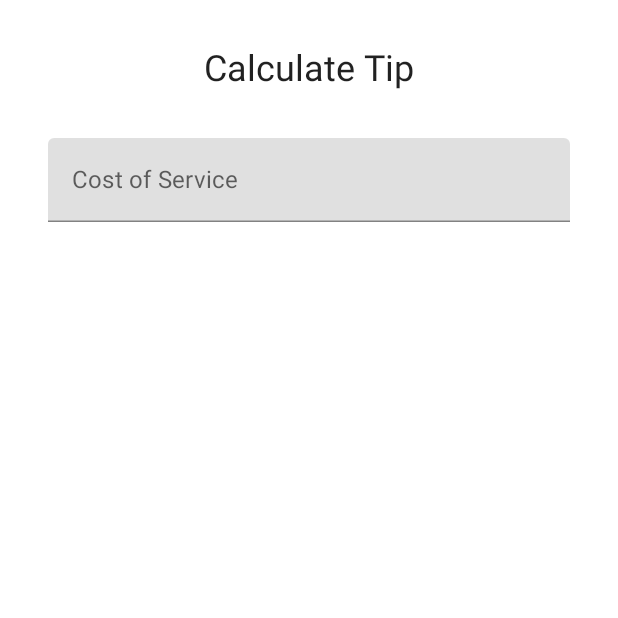
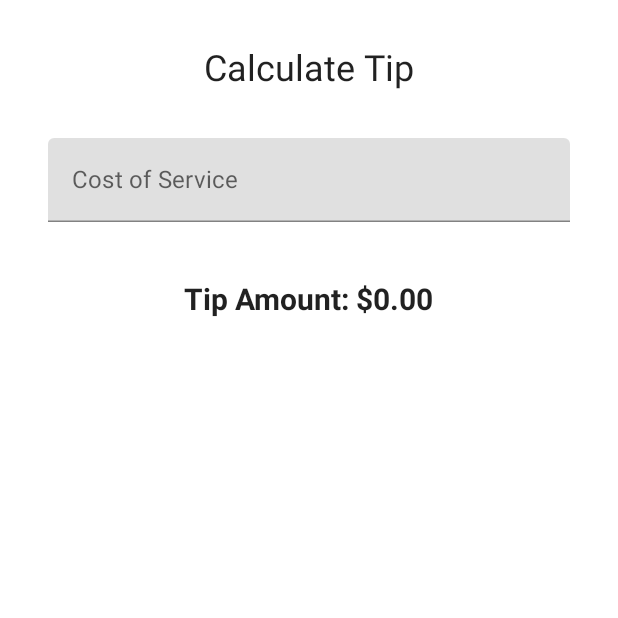
Before and after one commit to predatorkind/Tip_Calculator, an Android app built with Jetpack Compose: the screen it shows after launch (MainActivity), on a phone screen of 412 x 824 dp, the top half of it. Run offline under Robolectric (Android 15) with nearby library versions, the phone set to English and light mode, and no system bars.

Commit message:
Tip amount is now shown in an additional text view

```diff
--- a/app/src/main/java/net/vertexgraphics/tipcalculator/MainActivity.kt
+++ b/app/src/main/java/net/vertexgraphics/tipcalculator/MainActivity.kt
@@ -22,7 +22,9 @@ import androidx.compose.ui.unit.sp
 import net.vertexgraphics.tipcalculator.ui.theme.TipCalculatorTheme
 import androidx.compose.runtime.getValue
 import androidx.compose.runtime.setValue
+import androidx.compose.ui.text.font.FontWeight
 import androidx.compose.ui.text.input.KeyboardType
+import java.text.NumberFormat
 
 class MainActivity : ComponentActivity() {
     override fun onCreate(savedInstanceState: Bundle?) {
@@ -43,6 +45,11 @@ class MainActivity : ComponentActivity() {
 
 @Composable
 fun TipCalculatorScreen() {
+    //var amountInput: MutableState<String> = mutableStateOf("0")
+    var amountInput by remember { mutableStateOf("")}
+    val amount = amountInput.toDoubleOrNull() ?: 0.0
+    val tip = calculateTip(amount)
+
     Column(modifier = Modifier.padding(32.dp),
     verticalArrangement = Arrangement.spacedBy(8.dp)) {
         Text(
@@ -51,16 +58,21 @@ fun TipCalculatorScreen() {
             modifier = Modifier.align(Alignment.CenterHorizontally)
             )
         Spacer(modifier = Modifier.height(16.dp))
-        EditNumberField()
+        EditNumberField(value = amountInput, onValueChange = {amountInput = it})
+        Spacer(modifier = Modifier.height(24.dp))
+        Text(text= stringResource(id = R.string.tip_amount, tip),
+            modifier = Modifier.align(Alignment.CenterHorizontally),
+            fontSize = 20.sp,
+            fontWeight = FontWeight.Bold
+        )
     }
 }
 
 @Composable
-fun EditNumberField(){
-    //var amountInput: MutableState<String> = mutableStateOf("0")
-    var amountInput by remember { mutableStateOf("")}
-    TextField(value = amountInput,
-        onValueChange = {amountInput = it},
+fun EditNumberField(value: String, onValueChange: (String) -> Unit){
+
+    TextField(value = value,
+        onValueChange = onValueChange,
         label = {Text(stringResource(id = R.string.cost_of_service))},
         modifier = Modifier.fillMaxWidth(),
         singleLine = true,
@@ -76,3 +88,16 @@ fun DefaultPreview() {
         TipCalculatorScreen()
     }
 }
+
+
+/**
+ * Calculates the tip amount based on service cost and formats the result as currency
+ *
+ * @param amount: the base cost of a service
+ * @param tipPercent: percentage of the base cost to calculate as tip
+ * @return: tip amount formatted as currency
+ */
+private fun calculateTip(amount: Double, tipPercent: Double = 15.0): String{
+    val tip = tipPercent / 100 * amount
+    return NumberFormat.getCurrencyInstance().format(tip)
+}
```
